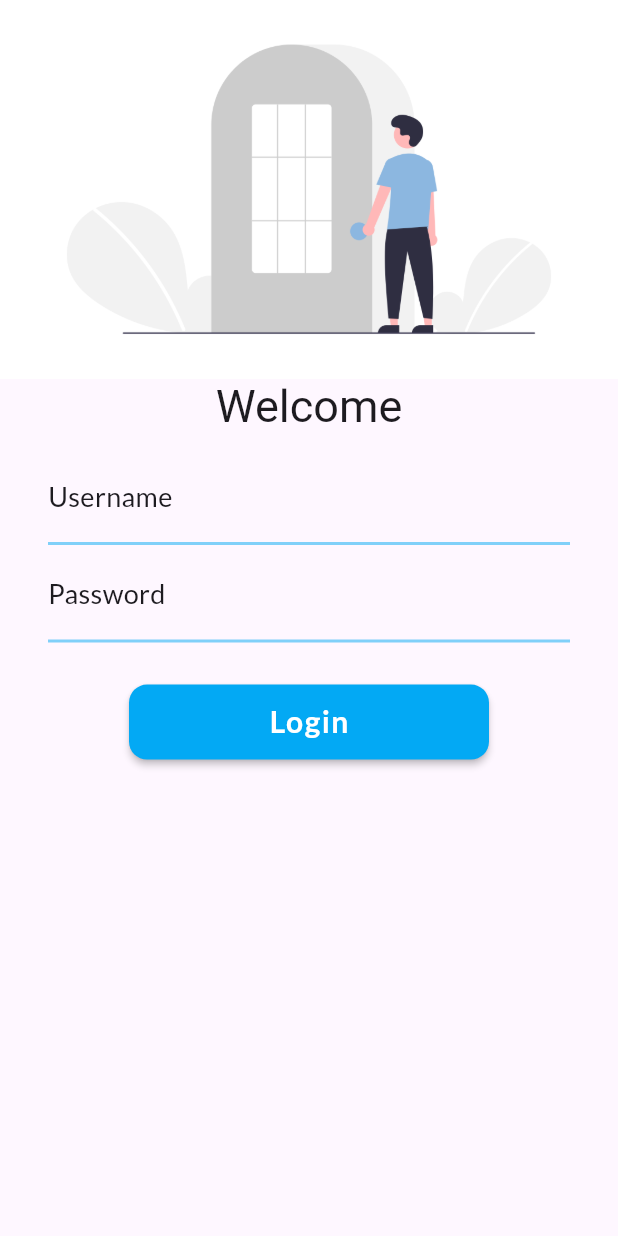
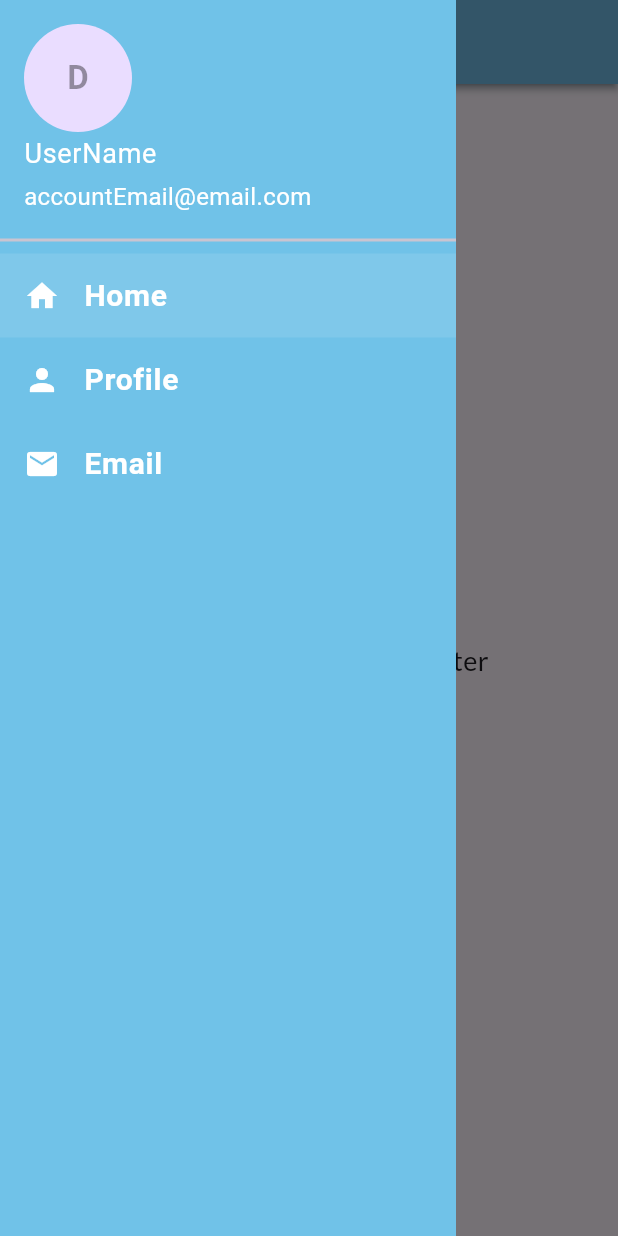
Before and after one commit to yadav-deepakk/FlutterDemoApp, a Flutter app: the screen it shows after launch, with the side drawer open (before the commit the screen has no drawer), on a phone screen of 412 x 824 dp. Run offline on Flutter 3.47's test engine with Material 3 defaults, Android fonts, the phone set to English and light mode, and no system bars; our stand-ins replace fluttertoast, google_fonts; Roboto replaces fonts that are missing (Parisienne).

Commit message:
Completed the side navigation drawer.

```diff
--- a/lib/main.dart
+++ b/lib/main.dart
@@ -15,13 +15,20 @@ class MyApp extends StatelessWidget {
       title: 'Flutter Demo App',
       theme: ThemeData(
         primaryColor: Colors.lightBlue,
+
         appBarTheme: const AppBarTheme(
-          backgroundColor: Colors.lightBlue,
+          backgroundColor: Color.fromARGB(255, 112, 194, 232),
           foregroundColor: Colors.white,
           centerTitle: true,
           titleSpacing: 2.0,
+          elevation: 2.0,
+          shadowColor: Colors.blueGrey,
+        ),
+
+        drawerTheme: const DrawerThemeData(
+          backgroundColor: Color.fromARGB(255, 112, 194, 232),
+          shape: BeveledRectangleBorder(),
           elevation: 4.0,
-          shadowColor: Colors.blueGrey,
         ),
 
         // Plain Readable Fonts - openSans, roboto, lato, notoSans, poppins, quicksand, sourceSansPro
--- a/lib/pages/home.dart
+++ b/lib/pages/home.dart
@@ -1,4 +1,5 @@
 import "package:flutter/material.dart";
+import "package:flutter_app1/widgets/drawer.dart";
 
 class HomeScreen extends StatelessWidget {
   const HomeScreen({super.key});
@@ -6,16 +7,15 @@ class HomeScreen extends StatelessWidget {
   @override
   Widget build(BuildContext context) {
     // taking navigator params
-    final Map<String, dynamic> args =
-        ModalRoute.of(context)!.settings.arguments as Map<String, dynamic>;
+    // final Map<String, dynamic> args =
+    //     ModalRoute.of(context)!.settings.arguments as Map<String, dynamic>;
 
     return Scaffold(
       appBar: AppBar(
         title: const Text("Catalouge App"),
       ),
-      body: Center(
-        child: Text("welcome ${args['user']} at : ${args['loginTime']}"),
-      ),
+      drawer: const CatalogueDrawer(),
+      body: const Center(child: Text("Welcome to 30 days of flutter")),
     );
   }
 }
--- a/lib/routes/available_routes.dart
+++ b/lib/routes/available_routes.dart
@@ -1,5 +1,5 @@
 class AvailableRoutes {
-  static const root = "/login";
+  static const root = "/home";
   static const home = "/home";
   static const login = "/login";
 }
--- /dev/null
+++ b/lib/widgets/drawer.dart
@@ -0,0 +1,75 @@
+import 'package:flutter/material.dart';
+
+class CatalogueDrawer extends StatelessWidget {
+  const CatalogueDrawer({super.key});
+
+  @override
+  Widget build(BuildContext context) {
+    return Drawer(
+      child: ListView(
+        children: [
+          // user info
+          const DrawerHeader(
+            padding: EdgeInsets.zero,
+            child: UserAccountsDrawerHeader(
+              decoration: BoxDecoration(color: Colors.transparent),
+              margin: EdgeInsets.zero,
+              currentAccountPicture: CircleAvatar(
+                child: Text(
+                  "D",
+                  style: TextStyle(
+                    color: Colors.black38,
+                    fontWeight: FontWeight.bold,
+                    fontSize: 22.0,
+                  ),
+                ),
+              ),
+              accountName: Text(
+                "UserName",
+                style: TextStyle(
+                  color: Colors.white,
+                  fontSize: 18.0,
+                ),
+              ),
+              accountEmail: Text(
+                "accountEmail@email.com",
+                style: TextStyle(
+                  color: Colors.white,
+                  fontSize: 16.0,
+                ),
+              ),
+            ),
+          ),
+
+          // options
+          ListTile(
+            leading: const Icon(Icons.home, color: Colors.white),
+            title: const Text("Home", style: TextStyle(color: Colors.white)),
+            selected: true,
+            selectedTileColor: Colors.white10,
+            splashColor: Colors.white24,
+            onTap: () {},
+          ),
+
+          ListTile(
+            leading: const Icon(Icons.person, color: Colors.white),
+            title: const Text("Profile", style: TextStyle(color: Colors.white)),
+            selected: false,
+            selectedTileColor: Colors.white10,
+            splashColor: Colors.white24,
+            onTap: () {},
+          ),
+
+          ListTile(
+            leading: const Icon(Icons.mail, color: Colors.white),
+            title: const Text("Email", style: TextStyle(color: Colors.white)),
+            selected: false,
+            selectedTileColor: Colors.white10,
+            splashColor: Colors.white24,
+            onTap: () {},
+          ),
+        ],
+      ),
+    );
+  }
+}
```
